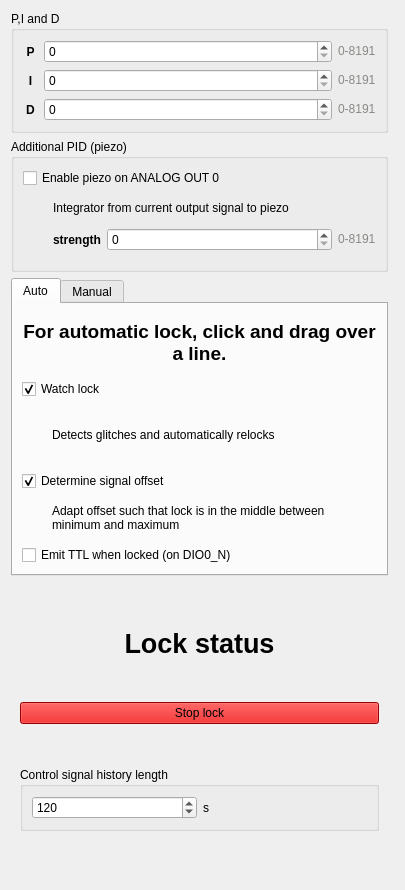
First picture: the form in linien/client/ui/locking_panel.ui, repository linien-org/linien, before the edit.
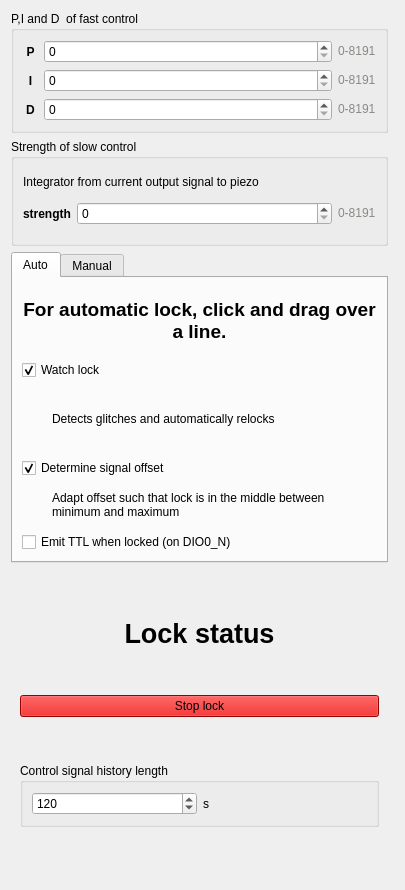
Second picture: the form after the edit. Custom widgets are drawn as their Qt base class.

The edit to the form file:
```diff
--- a/linien/client/ui/locking_panel.ui
+++ b/linien/client/ui/locking_panel.ui
@@ -62,7 +62,7 @@
           </sizepolicy>
          </property>
          <property name="title">
-          <string>P,I and D</string>
+          <string>P,I and D  of fast control</string>
          </property>
          <layout class="QVBoxLayout" name="verticalLayout_6">
           <item>
@@ -314,16 +314,9 @@
           </sizepolicy>
          </property>
          <property name="title">
-          <string>Additional PID (piezo)</string>
+          <string>Strength of slow control</string>
          </property>
          <layout class="QVBoxLayout" name="verticalLayout_4">
-          <item>
-           <widget class="QCheckBox" name="pid_on_slow_enabled">
-            <property name="text">
-             <string>Enable piezo on ANALOG OUT 0</string>
-            </property>
-           </widget>
-          </item>
           <item>
            <widget class="QLabel" name="label">
             <property name="sizePolicy">
@@ -339,7 +332,7 @@
              <bool>true</bool>
             </property>
             <property name="indent">
-             <number>30</number>
+             <number>0</number>
             </property>
            </widget>
           </item>
@@ -347,7 +340,7 @@
            <widget class="QWidget" name="widget" native="true">
             <layout class="QHBoxLayout" name="horizontalLayout">
              <property name="leftMargin">
-              <number>30</number>
+              <number>0</number>
              </property>
              <property name="topMargin">
               <number>0</number>
```
